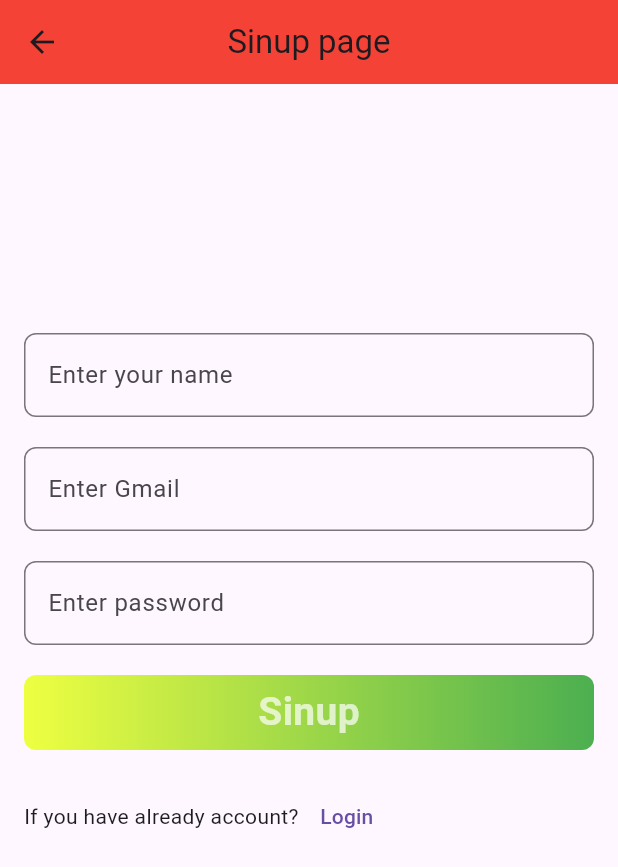
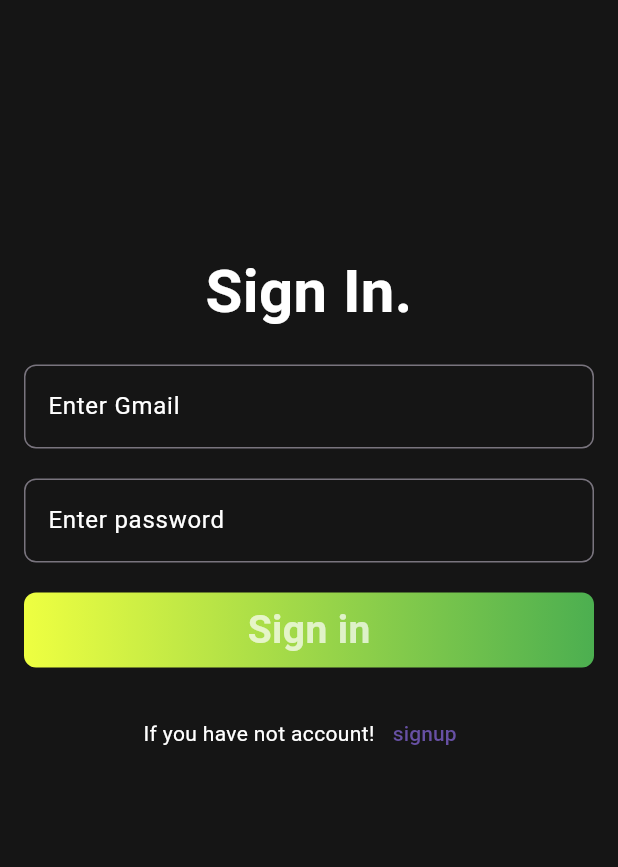
Before and after one commit to aliraza055/descison_app, a Flutter app: the LoginPage screen opened directly, on a phone screen of 412 x 824 dp. Shown: the top 867 px of the screen. Run offline on Flutter 3.47's test engine with Material 3 defaults, Android fonts, the light colour scheme and no system bars; our stand-ins replace firebase_auth, firebase_core, fluttertoast; accounts and stored records are empty.

Commit message:
changes in sing up pages

```diff
--- a/lib/auth/login.dart
+++ b/lib/auth/login.dart
@@ -1,3 +1,4 @@
+import 'package:descison_app/auth/sinup.dart';
 import 'package:flutter/material.dart';
 
 class LoginPage extends StatefulWidget {
@@ -15,14 +16,15 @@ class _LoginPageState extends State<LoginPage> {
   @override
   Widget build(BuildContext context) {
     return  Scaffold(
-      appBar: AppBar(
-        backgroundColor: Colors.red,
-        title:const Text("Sinup page"),
-        centerTitle: true,
-      ),
+      // appBar: AppBar(
+      //   backgroundColor: Colors.red,
+      //   title:const Text("Sing page"),
+      //   centerTitle: true,
+      // ),
+      backgroundColor: Colors.grey,
       body: Container(
         padding:const EdgeInsets.all(16),
-        //color: Colors.black87,
+        color: Colors.black87,
         child: Form(
           key: _keyform,
           child: Column(
@@ -30,25 +32,11 @@ class _LoginPageState extends State<LoginPage> {
             const  SizedBox(
                 height: 150,
               ),
-              TextFormField(
-                validator: (value) {
-                  if(value!.isEmpty){
-                    return 'Enter your name';
-                  }else{
-                    return null;
-                  }
-                },
-                onSaved: (value){
-                  gmail=value!;
-                },
-                decoration: InputDecoration(
-                  hintText: "Enter your name",
-                  border: OutlineInputBorder(
-                    borderRadius: BorderRadius.circular(8)
-                  )
+            const  Text('Sign In.',
+              style: TextStyle(
+                fontSize: 40,color: Colors.white,fontWeight: FontWeight.bold),textAlign: TextAlign.center,
                 ),
-              ),
-            const  SizedBox(
+                  const  SizedBox(
                 height: 20,
               ),
                 TextFormField(
@@ -64,8 +52,9 @@ class _LoginPageState extends State<LoginPage> {
                 },
                 decoration: InputDecoration(
                   hintText: "Enter Gmail",
+                  hintStyle:const TextStyle(color: Colors.white),
                   border: OutlineInputBorder(
-                    borderRadius: BorderRadius.circular(8)
+                    borderRadius: BorderRadius.circular(8),
                   )
                 ),
               ),
@@ -85,6 +74,7 @@ class _LoginPageState extends State<LoginPage> {
                 },
                 decoration: InputDecoration(
                   hintText: "Enter password",
+                  hintStyle:const TextStyle(color: Colors.white),
                   border: OutlineInputBorder(
                     borderRadius: BorderRadius.circular(8)
                   )
@@ -109,7 +99,7 @@ class _LoginPageState extends State<LoginPage> {
                   ),
                   child:const Center(
                     child: Text(
-                      'Sinup',style: TextStyle(fontSize: 26,color: Colors.white70,fontWeight: FontWeight.w600),
+                      'Sign in',style: TextStyle(fontSize: 26,color: Colors.white70,fontWeight: FontWeight.w600),
                     ),
                   ),
                 ),
@@ -119,11 +109,12 @@ class _LoginPageState extends State<LoginPage> {
               ) ,
               Center(
                 child: Row(
+                  mainAxisAlignment: MainAxisAlignment.center,
                   children: [
-                 const   Text("If you have already account?"),
+                 const   Text("If you have not account!",style: TextStyle(color:Colors.white),),
                     TextButton(onPressed: (){
-                      Navigator.push(context,MaterialPageRoute(builder: (_)=>const LoginPage()));
-                    }, child:const Text('Login'))
+                      Navigator.pushReplacement(context,MaterialPageRoute(builder: (_)=>const Singup()));
+                    }, child:const Text('signup'))
                   ],
                 ),
               )
--- a/lib/auth/sinup.dart
+++ b/lib/auth/sinup.dart
@@ -109,7 +109,7 @@ class _SingupState extends State<Singup> {
                   ),
                   child:const Center(
                     child: Text(
-                      'Sinup',style: TextStyle(fontSize: 26,color: Colors.white70,fontWeight: FontWeight.w600),
+                      'Sing up',style: TextStyle(fontSize: 26,color: Colors.white70,fontWeight: FontWeight.w600),
                     ),
                   ),
                 ),
@@ -119,11 +119,12 @@ class _SingupState extends State<Singup> {
               ) ,
               Center(
                 child: Row(
+                  mainAxisAlignment: MainAxisAlignment.center,
                   children: [
                  const   Text("If you have already account?"),
                     TextButton(onPressed: (){
-                      Navigator.push(context,MaterialPageRoute(builder: (_)=>const LoginPage()));
-                    }, child:const Text('Login'))
+                      Navigator.pushReplacement(context,MaterialPageRoute(builder: (_)=>const LoginPage()));
+                    }, child:const Text('sign in'))
                   ],
                 ),
               )
```
